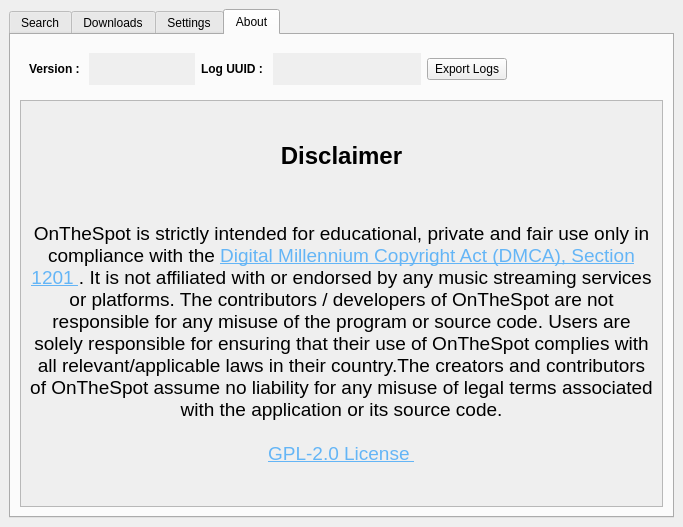
First picture: the form in src/onthespot/gui/qtui/main.ui, repository moddroid94/onthespot, before the edit.
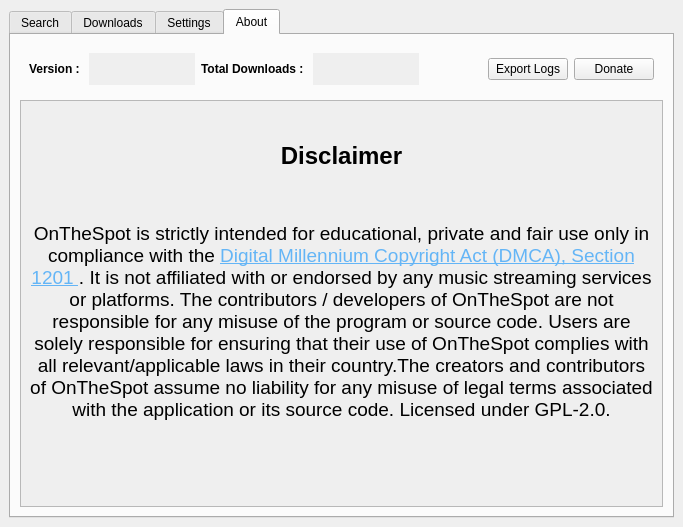
Second picture: the form after the edit. The open tabs and pages were chosen to show the change. Icons and pictures are not drawn.

Commit message: add download statistics and donate button to the about tab

What changed in the file:
```diff
--- a/src/onthespot/gui/qtui/main.ui
+++ b/src/onthespot/gui/qtui/main.ui
@@ -4676,7 +4676,7 @@
            <item>
             <widget class="QLabel" name="lb_session_uuid">
              <property name="text">
-              <string>&lt;html&gt;&lt;head/&gt;&lt;body&gt;&lt;p&gt;&lt;span style=&quot; font-weight:600;&quot;&gt;Log UUID : &lt;/span&gt;&lt;/p&gt;&lt;/body&gt;&lt;/html&gt;</string>
+              <string>&lt;html&gt;&lt;head/&gt;&lt;body&gt;&lt;p&gt;&lt;span style=&quot; font-weight:600;&quot;&gt;Total Downloads : &lt;/span&gt;&lt;/p&gt;&lt;/body&gt;&lt;/html&gt;</string>
              </property>
             </widget>
            </item>
@@ -4696,13 +4696,6 @@
              </property>
             </widget>
            </item>
-           <item>
-            <widget class="QPushButton" name="export_logs">
-             <property name="text">
-              <string>Export Logs</string>
-             </property>
-            </widget>
-           </item>
            <item>
             <spacer name="horizontalSpacer_25">
              <property name="orientation">
@@ -4716,6 +4709,20 @@
              </property>
             </spacer>
            </item>
+           <item>
+            <widget class="QPushButton" name="export_logs">
+             <property name="text">
+              <string>Export Logs</string>
+             </property>
+            </widget>
+           </item>
+           <item>
+            <widget class="QPushButton" name="donate">
+             <property name="text">
+              <string>Donate</string>
+             </property>
+            </widget>
+           </item>
           </layout>
          </widget>
         </item>
@@ -4729,8 +4736,8 @@
             <rect>
              <x>0</x>
              <y>0</y>
-             <width>140</width>
-             <height>1309</height>
+             <width>641</width>
+             <height>405</height>
             </rect>
            </property>
            <layout class="QVBoxLayout" name="verticalLayout_2">
@@ -4755,12 +4762,9 @@
     program or source code.  Users are solely responsible for ensuring that their use of
     OnTheSpot complies with all relevant/applicable laws in their country.The creators
     and contributors of OnTheSpot assume no liability for any misuse of legal terms
-    associated with the application or its source code.
+    associated with the application or its source code. Licensed under GPL-2.0.
     &lt;br&gt;
     &lt;br&gt;
-    &lt;a href=&quot;https://www.gnu.org/licenses/old-licenses/gpl-2.0.en.html#SEC1&quot; style=&quot;text-decoration: underline; color:#64B5F6;&quot;&gt;
-        GPL-2.0 License
-    &lt;/a&gt;
 &lt;/p&gt;</string>
               </property>
               <property name="scaledContents">
```
Left out of the diff: 4 changed lines with no effect on the pictures. The commit also changes 7 other files.
